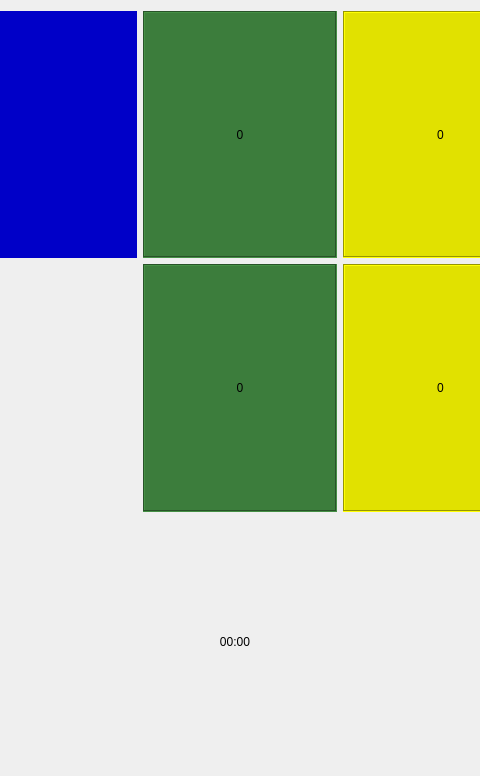
The window that scoreboard.ui (craigmac/openroll) describes before a commit, drawn with Qt 5; both pictures show x 457 to 937 and y 0 to 776 of the 1206 by 776 pixel window.
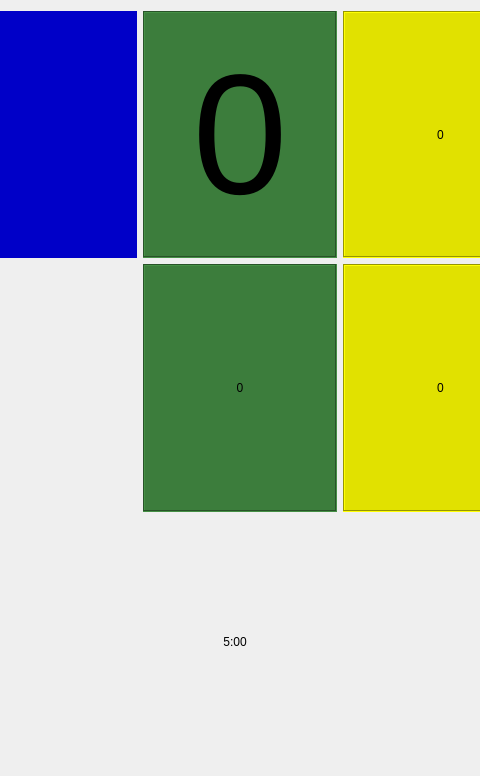
The same window after the commit. Icons and pictures are not drawn.

```diff
--- a/scoreboard.ui
+++ b/scoreboard.ui
@@ -55,6 +55,15 @@
          <verstretch>1</verstretch>
         </sizepolicy>
        </property>
+       <property name="font">
+        <font>
+         <family>Arial</family>
+         <pointsize>128</pointsize>
+         <weight>50</weight>
+         <italic>false</italic>
+         <bold>false</bold>
+        </font>
+       </property>
        <property name="autoFillBackground">
         <bool>false</bool>
        </property>
@@ -315,7 +324,7 @@
         <string notr="true">font: 192pt 'Consolas';</string>
        </property>
        <property name="text">
-        <string>00:00</string>
+        <string>5:00</string>
        </property>
        <property name="alignment">
         <set>Qt::AlignCenter</set>
```
Left out of the diff: 12 changed lines with no effect on the pictures.
